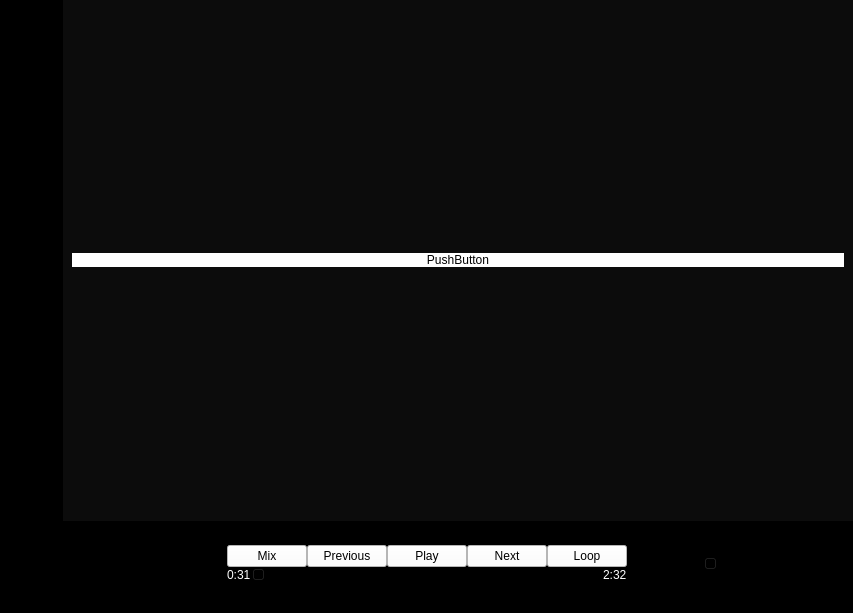
Qt form Source/Widgets/MainWindow/mainwindow.ui (Stalker72742/MusicPlayer) before a commit.
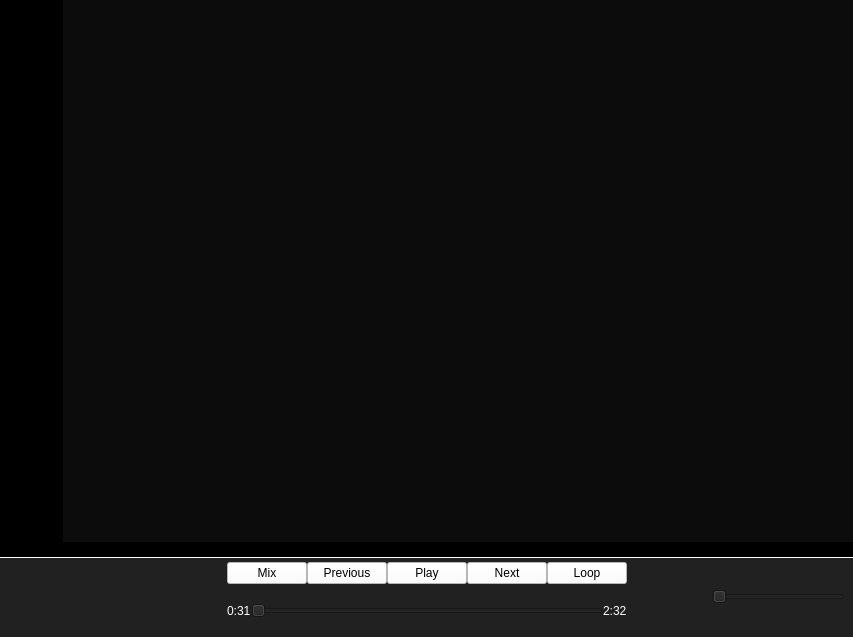
The same form after that commit.

```diff
--- a/Source/Widgets/MainWindow/mainwindow.ui
+++ b/Source/Widgets/MainWindow/mainwindow.ui
@@ -7,7 +7,7 @@
     <x>0</x>
     <y>0</y>
     <width>853</width>
-    <height>613</height>
+    <height>637</height>
    </rect>
   </property>
   <property name="windowTitle">
@@ -108,18 +108,7 @@
            <property name="styleSheet">
             <string notr="true">background-color: rgb(12, 12, 12);</string>
            </property>
-           <layout class="QHBoxLayout" name="horizontalLayout_8">
-            <item>
-             <widget class="QPushButton" name="pushButton">
-              <property name="styleSheet">
-               <string notr="true">background-color: rgb(255, 255, 255);</string>
-              </property>
-              <property name="text">
-               <string>PushButton</string>
-              </property>
-             </widget>
-            </item>
-           </layout>
+           <layout class="QHBoxLayout" name="horizontalLayout_8"/>
           </widget>
          </item>
         </layout>
@@ -138,13 +127,37 @@
       <property name="minimumSize">
        <size>
         <width>0</width>
-        <height>45</height>
+        <height>80</height>
        </size>
       </property>
+      <property name="autoFillBackground">
+       <bool>false</bool>
+      </property>
       <property name="styleSheet">
-       <string notr="true">background-color: rgb(0, 0, 0);</string>
+       <string notr="true">QWidget {
+	background-color: rgb(33, 33, 33);
+}
+
+QWidget#BottomPanel {
+	border-top: 1px solid white;
+	border-left: none;
+    border-right: none;
+    border-bottom: none;
+}</string>
       </property>
       <layout class="QHBoxLayout" name="horizontalLayout_3">
+       <property name="leftMargin">
+        <number>0</number>
+       </property>
+       <property name="topMargin">
+        <number>0</number>
+       </property>
+       <property name="rightMargin">
+        <number>0</number>
+       </property>
+       <property name="bottomMargin">
+        <number>0</number>
+       </property>
        <item>
         <layout class="QHBoxLayout" name="horizontalLayout_4">
          <item>
@@ -161,6 +174,12 @@
              <height>0</height>
             </size>
            </property>
+           <property name="styleSheet">
+            <string notr="true">	border-top: 1px solid white;
+	border-left: none;
+    border-right: none;
+    border-bottom: none;</string>
+           </property>
           </widget>
          </item>
          <item>
@@ -196,6 +215,14 @@
              <height>16777215</height>
             </size>
            </property>
+           <property name="styleSheet">
+            <string notr="true">QWidget#widget{
+	border-top: 1px solid white;
+	border-left: none;
+    border-right: none;
+    border-bottom: none;
+}</string>
+           </property>
            <layout class="QVBoxLayout" name="verticalLayout_3">
             <property name="spacing">
              <number>0</number>
@@ -204,7 +231,7 @@
              <number>0</number>
             </property>
             <property name="topMargin">
-             <number>0</number>
+             <number>5</number>
             </property>
             <property name="rightMargin">
              <number>0</number>
@@ -358,6 +385,14 @@
              <height>0</height>
             </size>
            </property>
+           <property name="styleSheet">
+            <string notr="true">QWidget#widget_4{	
+border-top: 1px solid white;
+	border-left: none;
+    border-right: none;
+    border-bottom: none;
+}</string>
+           </property>
            <layout class="QHBoxLayout" name="horizontalLayout_7">
             <item>
              <widget class="QSlider" name="horizontalSlider_2">
@@ -390,7 +425,6 @@
    <zorder>BottomPanel</zorder>
    <zorder>MiddlePanel</zorder>
   </widget>
-  <widget class="QStatusBar" name="statusbar"/>
  </widget>
  <resources/>
  <connections/>
```
